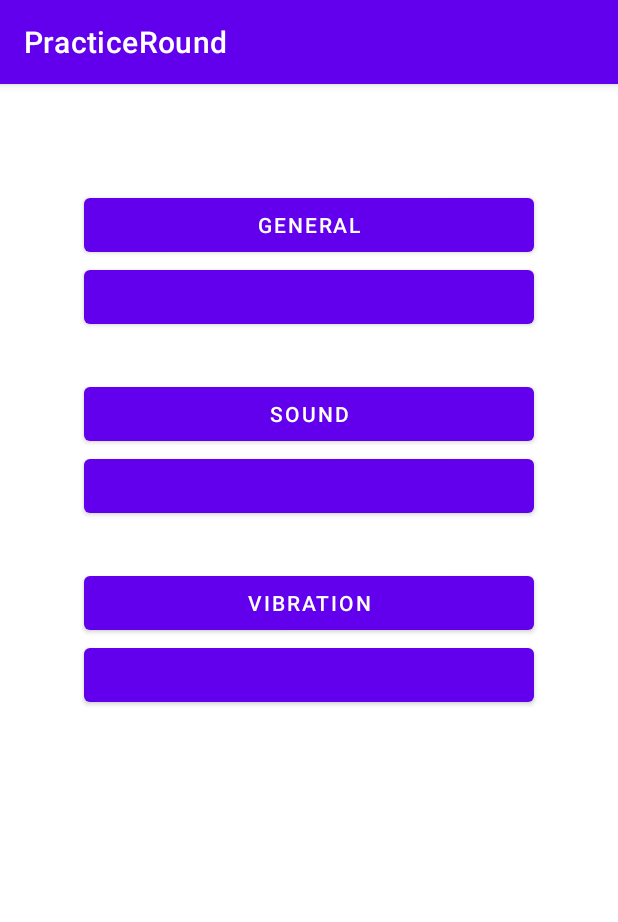
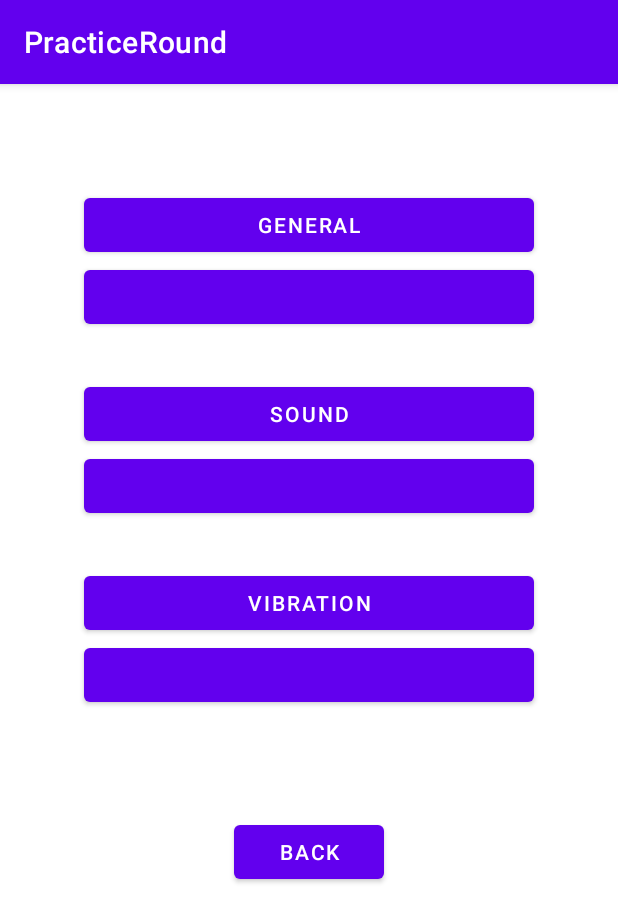
Before and after one commit to DaQuany/BottleFlavorPracticeRound, an Android app: the Settings screen opened directly, with no data from a screen before it, on a phone screen of 412 x 824 dp. Shown: the top 922 px of the screen. Run offline under Robolectric (Android 15) with nearby library versions, the phone set to English and light mode, and no system bars.

Commit message:
real new

```diff
--- a/app/src/main/res/layout/settings.xml
+++ b/app/src/main/res/layout/settings.xml
@@ -52,5 +52,15 @@
         android:layout_gravity="center_horizontal"
         />
 
+    <Button
+        android:id="@+id/button3"
+        android:layout_width="100dp"
+        android:layout_height="wrap_content"
+        android:text="back"
+        android:layout_gravity="center_horizontal"
+        android:layout_marginTop="70dp"
+        />
+
+
 
 </LinearLayout>
```
